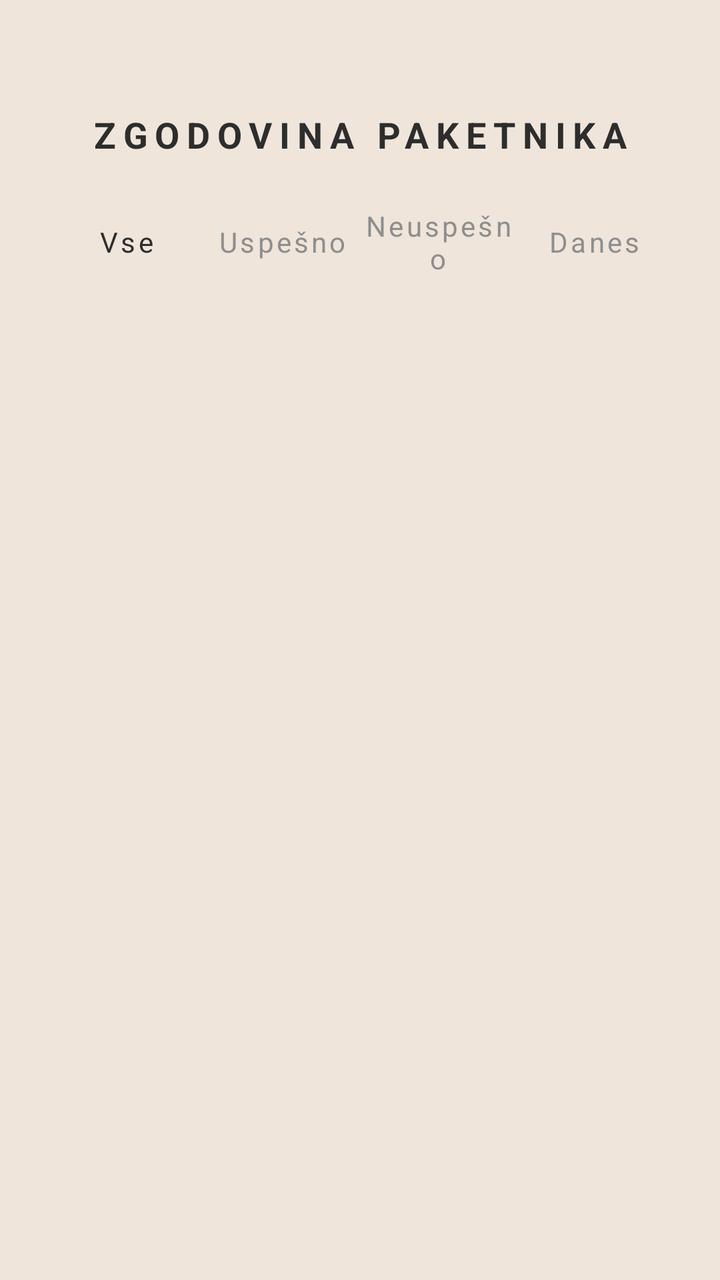
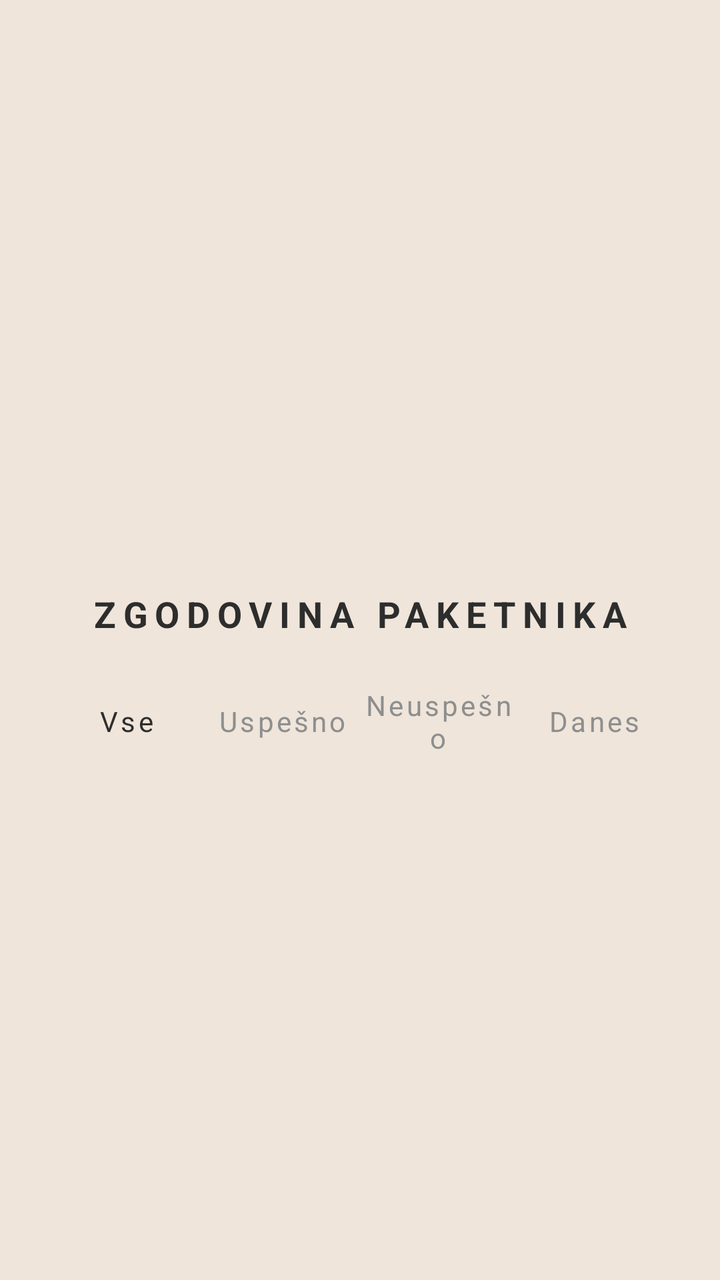

Before-and-after screenshots of an Android layout around one commit, followed by the original layout XML and the change that was made.
<!-- AndroidManifest.xml: application theme Theme.PametniPaketnik -->
<!-- res/layout/activity_history.xml -->
<?xml version="1.0" encoding="utf-8"?>
<androidx.constraintlayout.widget.ConstraintLayout xmlns:android="http://schemas.android.com/apk/res/android"
    xmlns:app="http://schemas.android.com/apk/res-auto"
    xmlns:tools="http://schemas.android.com/tools"
    android:id="@+id/main"
    android:layout_width="match_parent"
    android:layout_height="match_parent"
    android:background="@color/background"
    tools:context=".HistoryActivity">

    <LinearLayout
        android:layout_width="match_parent"
        android:layout_height="wrap_content"
        android:orientation="vertical"
        android:background="@color/background"
        android:paddingStart="24dp"
        android:paddingEnd="24dp"
        android:paddingTop="55dp" >

        <TextView
            android:text="@string/zgodovina_paketnika"
            android:layout_width="match_parent"
            android:layout_height="wrap_content"
            android:textAlignment="center"
            android:textColor="@color/history_text_primary"
            android:textStyle="bold"
            android:letterSpacing="0.2"
            android:textSize="18sp" />

        <LinearLayout
            android:layout_width="match_parent"
            android:layout_height="wrap_content"
            android:orientation="horizontal"
            android:gravity="center"
            android:layout_marginTop="24dp"
            android:layout_marginBottom="22dp" >

            <TextView
                android:id="@+id/tabVse"
                android:text="@string/vse"
                android:layout_width="0dp"
                android:layout_weight="1"
                android:letterSpacing="0.1"
                android:layout_height="wrap_content"
                android:textColor="@color/history_text_primary"
                android:gravity="center" />

            <TextView
                android:id="@+id/tabUspesno"
                android:text="@string/uspesno"
                android:layout_width="0dp"
                android:layout_weight="1"
                android:letterSpacing="0.1"
                android:layout_height="wrap_content"
                android:textColor="@color/history_text_secondary"
                android:gravity="center" />

            <TextView
                android:id="@+id/tabNeuspesno"
                android:text="@string/neuspesno"
                android:layout_width="0dp"
                android:layout_weight="1"
                android:letterSpacing="0.1"
                android:layout_height="wrap_content"
                android:textColor="@color/history_text_secondary"
                android:gravity="center" />

            <TextView
                android:id="@+id/tabDanes"
                android:text="@string/danes"
                android:layout_width="0dp"
                android:layout_weight="1"
                android:letterSpacing="0.1"
                android:layout_height="wrap_content"
                android:textColor="@color/history_text_secondary"
                android:gravity="center" />
        </LinearLayout>

        <androidx.recyclerview.widget.RecyclerView
            android:id="@+id/recyclerViewHistory"
            android:layout_width="match_parent"
            android:layout_height="match_parent"
            />
    </LinearLayout>

</androidx.constraintlayout.widget.ConstraintLayout>
<!-- resources referenced by this layout -->
<resources>
  <color name="background">#EFE5DA</color>
  <color name="history_text_primary">#2D2D2D</color>
  <color name="history_text_secondary">#8E8E8E</color>
  <string name="danes">Danes</string>
  <string name="neuspesno">Neuspešno</string>
  <string name="uspesno">Uspešno</string>
  <string name="vse">Vse</string>
  <string name="zgodovina_paketnika">ZGODOVINA PAKETNIKA</string>
  <style name="Theme.PametniPaketnik" parent="Base.Theme.PametniPaketnik" />
  <style name="Base.Theme.PametniPaketnik" parent="Theme.MaterialComponents.Light.NoActionBar">
          <item name="colorPrimary">@color/history_text_primary</item>
          <item name="android:statusBarColor">@color/background</item>
          <item name="android:windowLightStatusBar">true</item> </style>
</resources>

<!-- the commit's change to res/layout/activity_history.xml (unified diff, before → after) -->
@@ -15,7 +15,11 @@
         android:background="@color/background"
         android:paddingStart="24dp"
         android:paddingEnd="24dp"
-        android:paddingTop="55dp" >
+        android:paddingTop="55dp"
+        app:layout_constraintTop_toTopOf="parent"
+        app:layout_constraintBottom_toBottomOf="parent"
+        app:layout_constraintStart_toStartOf="parent"
+        app:layout_constraintEnd_toEndOf="parent" >
 
         <TextView
             android:text="@string/zgodovina_paketnika"
